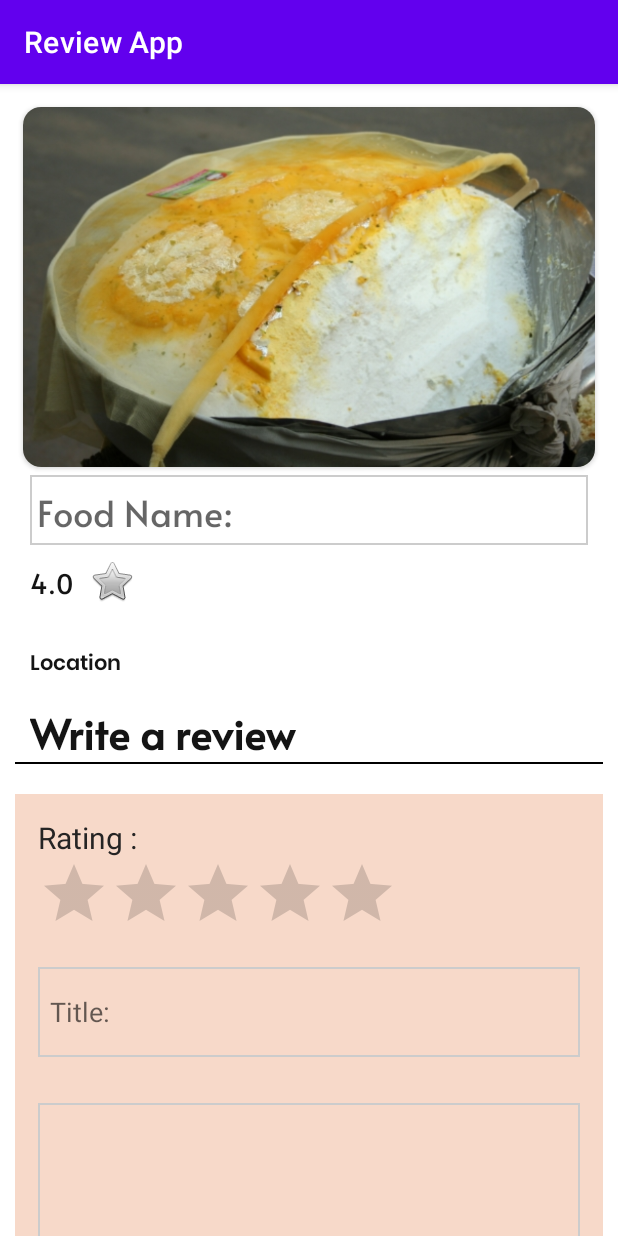
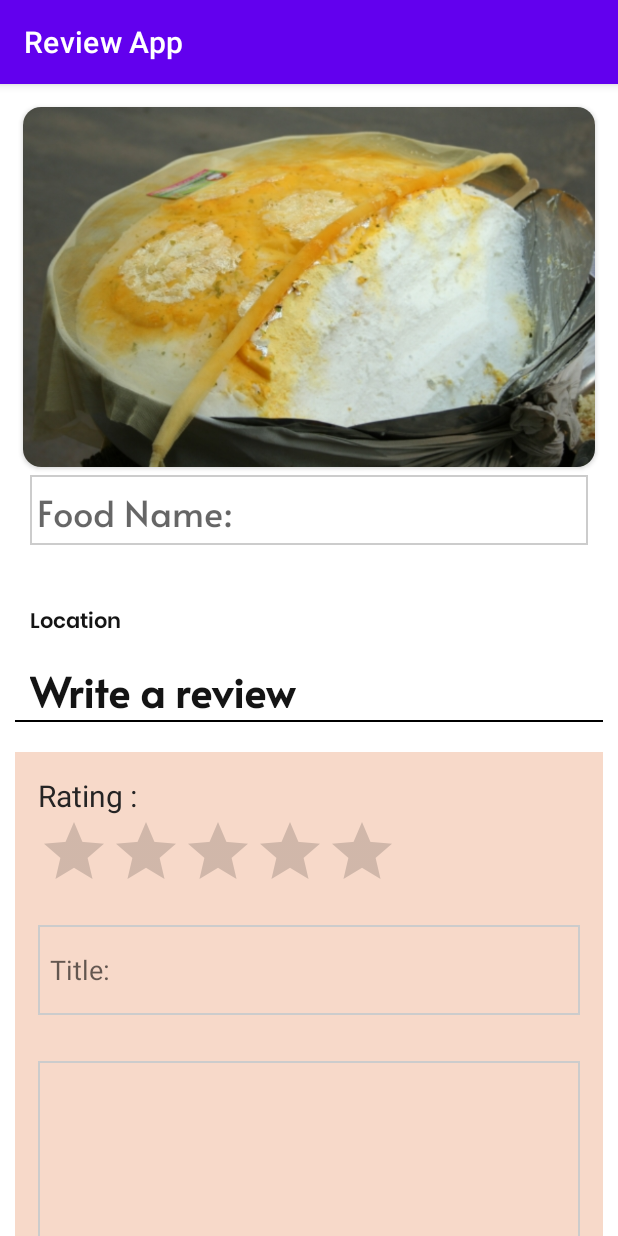
Before and after one commit to SaxenaAmogh/StreetMunchies, an Android app: the ReviewPage screen opened directly, with no data from a screen before it, on a phone screen of 412 x 824 dp. Run offline under Robolectric (Android 15) with nearby library versions, the phone set to English and light mode, and no system bars; 1 statement that could not run was skipped.

```diff
--- a/app/src/main/java/com/example/reviewapp/PhotoCaptureActivity.java
+++ b/app/src/main/java/com/example/reviewapp/PhotoCaptureActivity.java
@@ -88,7 +88,6 @@ public class PhotoCaptureActivity extends AppCompatActivity {
             double longitude = location.getLongitude();
             locationString = latitude + "," + longitude;
             // Use the locationString as needed
-            Toast.makeText(this, locationString, Toast.LENGTH_LONG).show();
         } else {
             Toast.makeText(this, "Unable to get location", Toast.LENGTH_SHORT).show();
         }
--- a/app/src/main/res/layout/activity_review_page.xml
+++ b/app/src/main/res/layout/activity_review_page.xml
@@ -73,47 +73,8 @@
                         android:hint="@string/food_name"
                         android:textColor="#EB000000"
                         android:textSize="24sp"
-                        android:layout_marginEnd="10dp"/>
-
-                    <LinearLayout
-                        android:layout_width="match_parent"
-                        android:layout_height="wrap_content"
-                        android:layout_marginBottom="20dp"
-                        android:orientation="horizontal">
-
-                        <TextView
-                            android:id="@+id/ratings"
-                            android:layout_width="wrap_content"
-                            android:layout_height="match_parent"
-                            android:fontFamily="@font/alata"
-                            android:paddingTop="10dp"
-                            android:paddingEnd="10dp"
-                            android:paddingBottom="10dp"
-                            android:text="4.0"
-                            android:textColor="#EB000000"
-                            android:textSize="18sp"
-                            app:layout_constraintBottom_toBottomOf="parent"
-                            app:layout_constraintEnd_toEndOf="parent"
-                            app:layout_constraintHorizontal_bias="0.088"
-                            app:layout_constraintStart_toEndOf="@+id/cardView"
-                            app:layout_constraintTop_toBottomOf="@+id/foodname"
-                            app:layout_constraintVertical_bias="0.001"
-                            tools:ignore="MissingConstraints,RtlSymmetry" />
-
-                        <ImageView
-                            android:id="@+id/stars"
-                            android:layout_width="wrap_content"
-                            android:layout_height="match_parent"
-                            app:layout_constraintBottom_toBottomOf="parent"
-                            app:layout_constraintEnd_toEndOf="parent"
-                            app:layout_constraintHorizontal_bias="0.007"
-                            app:layout_constraintStart_toEndOf="@+id/ratings"
-                            app:layout_constraintTop_toTopOf="parent"
-                            app:layout_constraintVertical_bias="0.097"
-                            app:srcCompat="@android:drawable/btn_star"
-                            tools:ignore="MissingConstraints" />
-
-                    </LinearLayout>
+                        android:layout_marginEnd="10dp"
+                        android:layout_marginBottom="40dp"/>
 
                     <TextView
                         android:id="@+id/foodlocation"
```
Also changed, not shown: app/src/main/java/com/example/reviewapp/ReviewPage.java (+29 -2 lines).
